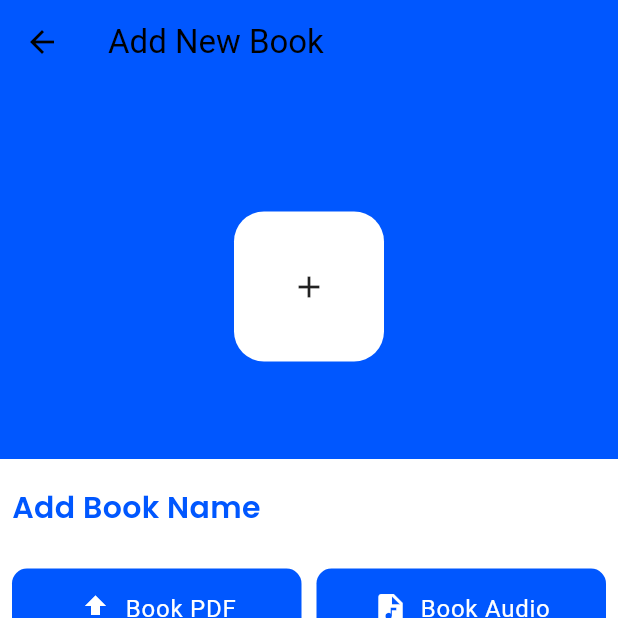
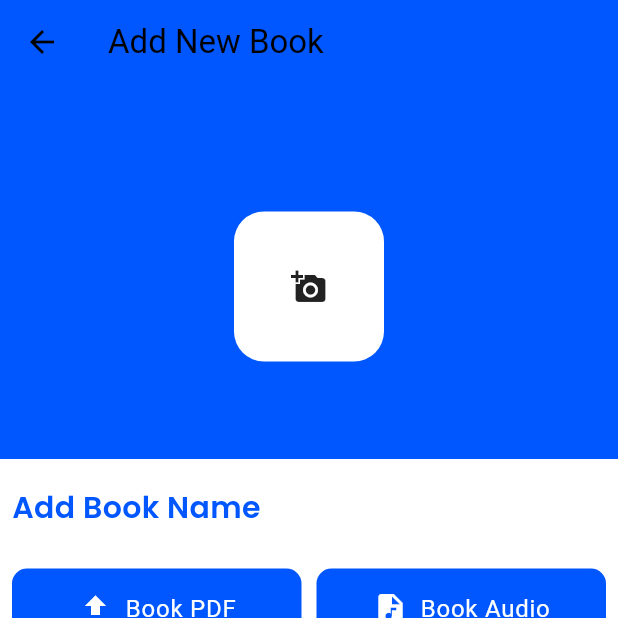
Before and after one commit to jawwad0931/Book-Store-Update-, a Flutter app: the AddNewBook screen opened directly, on a phone screen of 412 x 824 dp, the top half of it. Run offline on Flutter 3.47's test engine with Material 3 defaults, Android fonts, the phone set to English and light mode, and no system bars; our stand-ins replace cloud_firestore, firebase_auth, firebase_core, firebase_storage, fluttertoast, get and 3 more; missing offline and left inert: syncfusion_flutter_pdfviewer; accounts and stored records are empty; project files that could hold a hidden picture were left out.

Commit message:
BookController work

```diff
--- a/lib/Controller/BookController.dart
+++ b/lib/Controller/BookController.dart
@@ -1,5 +1,12 @@
+import 'dart:io';
+
+import 'package:cloud_firestore/cloud_firestore.dart';
+import 'package:firebase_storage/firebase_storage.dart';
 import 'package:flutter/material.dart';
+import 'package:get/get.dart';
 import 'package:get/get_state_manager/src/simple/get_controllers.dart';
+import 'package:image_picker/image_picker.dart';
+import 'package:uuid/uuid.dart';
 
 class BookController extends GetxController {
   TextEditingController title = TextEditingController();
@@ -10,4 +17,32 @@ class BookController extends GetxController {
   TextEditingController price = TextEditingController();
   TextEditingController pages = TextEditingController();
   TextEditingController audioLen = TextEditingController();
+  // Rename the instance variable to avoid conflict
+  ImagePicker imagePicker = ImagePicker();
+  // storage mai hum books ki detail dalaengay
+  final storage = FirebaseStorage.instance;
+  // aur yahan hum book ki details
+  final db = FirebaseFirestore.instance;
+  RxString imageUrl = "".obs;
+  RxString pdfUrl = "".obs;
+
+  // yahan per file banayengay takay hum apni image ko gallery se pick karen
+  void pickImage() async {
+    final XFile? image =
+        await imagePicker.pickImage(source: ImageSource.gallery);
+    if (image != null) {
+      print(image.path);
+      uploadImageTOForebase(File(image.path));
+    }
+  }
+
+  void uploadImageTOForebase(File image) async {
+    var uuid = Uuid();
+    var filename = uuid.v1();
+    var storageRef = storage.ref().child("images/$filename");
+    var response = await storageRef.putFile(image);
+    String downloadUrl = await storageRef.getDownloadURL();
+    imageUrl.value = downloadUrl;
+    print("Download URL: $downloadUrl");
+  }
 }
--- a/lib/Pages/AddNewBook/AddNewPage.dart
+++ b/lib/Pages/AddNewBook/AddNewPage.dart
@@ -36,14 +36,19 @@ class AddNewBook extends StatelessWidget {
                       children: [
                         const SizedBox(height: 20),
                         // User Profile Image
-                        Container(
-                          decoration: BoxDecoration(
-                            borderRadius: BorderRadius.circular(20),
-                            color: Colors.white,
+                        InkWell(
+                          onTap: () {
+                            bookcontroller.pickImage();
+                          },
+                          child: Container(
+                            decoration: BoxDecoration(
+                              borderRadius: BorderRadius.circular(20),
+                              color: Colors.white,
+                            ),
+                            height: 100,
+                            width: 100,
+                            child: const Icon(Icons.add_a_photo),
                           ),
-                          height: 100,
-                          width: 100,
-                          child: const Icon(Icons.add),
                         ),
                       ],
                     ),
```
